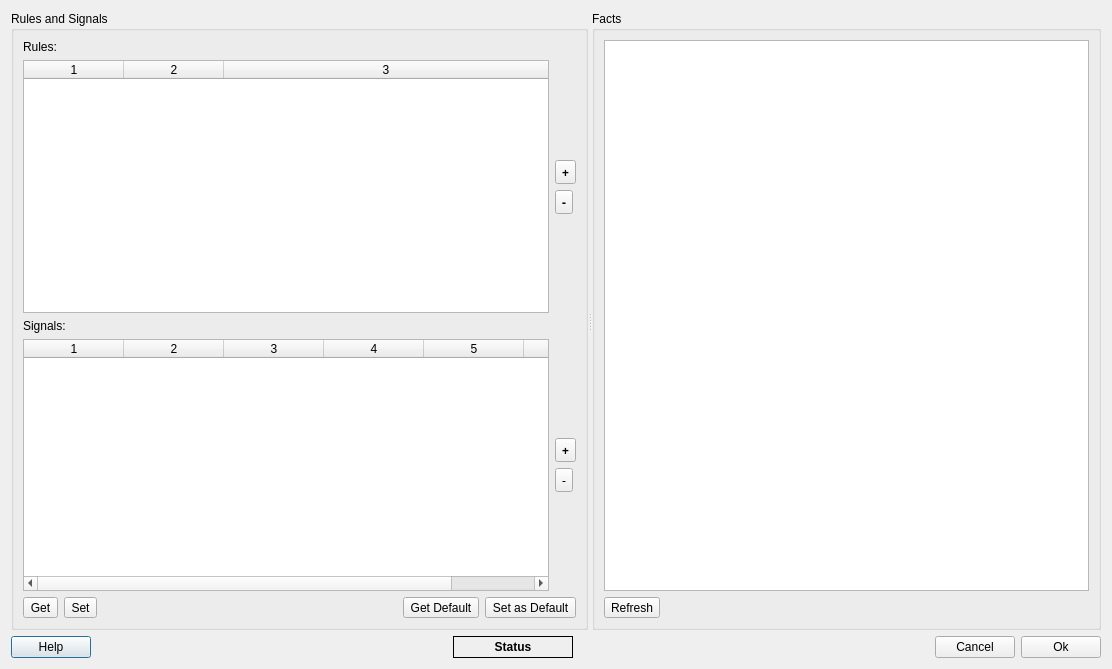
The window that dasmon/client/RuleConfigDialog.ui (ADARA-Neutrons/adara) describes before a commit, drawn with Qt 5.
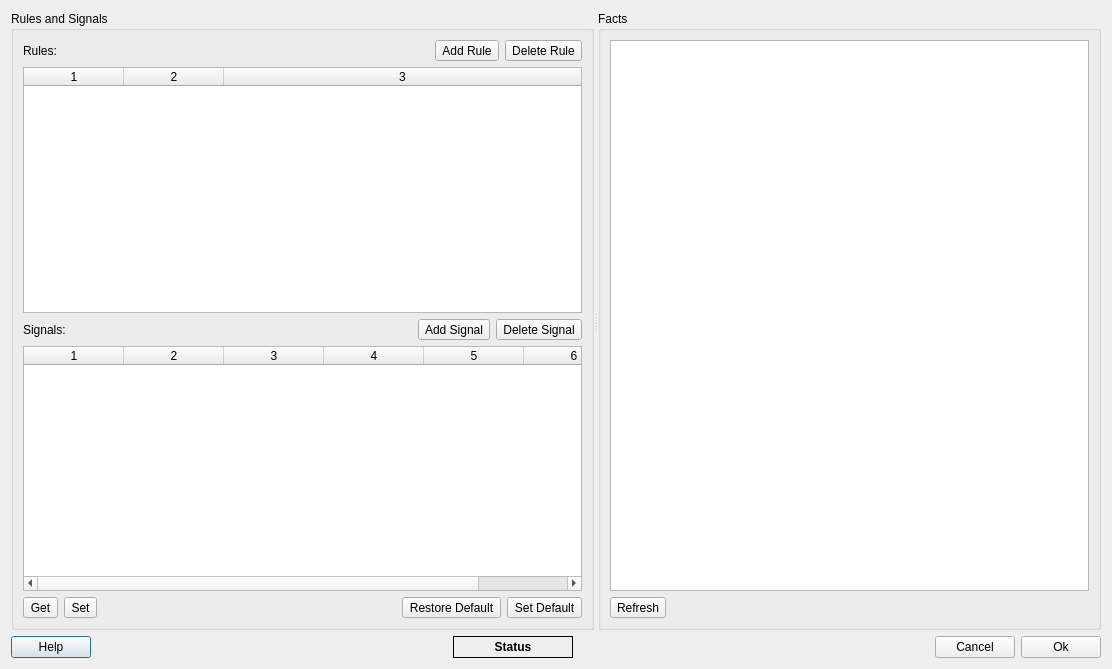
The same window after the commit.

Commit message:
Improvements to rule configuration & maintenance
Can now set and restore default rule configuration.
Improved reliability of rules config tool. Lots of
minor fixes / improvements.

The edit to the form file:
```diff
--- a/dasmon/client/RuleConfigDialog.ui
+++ b/dasmon/client/RuleConfigDialog.ui
@@ -26,7 +26,9 @@
          <property name="title">
           <string>Rules and Signals</string>
          </property>
-         <layout class="QVBoxLayout" name="verticalLayout_7">
+         <layout class="QVBoxLayout" name="verticalLayout">
+          <item>
+           <layout class="QHBoxLayout" name="horizontalLayout_6">
           <item>
            <widget class="QLabel" name="label">
             <property name="text">
@@ -35,49 +37,14 @@
            </widget>
           </item>
           <item>
-           <layout class="QHBoxLayout" name="horizontalLayout_2">
-            <item>
-             <widget class="QTableWidget" name="ruleTable">
-              <property name="alternatingRowColors">
-               <bool>true</bool>
-              </property>
-              <property name="selectionMode">
-               <enum>QAbstractItemView::NoSelection</enum>
-              </property>
-              <property name="selectionBehavior">
-               <enum>QAbstractItemView::SelectRows</enum>
-              </property>
-              <property name="cornerButtonEnabled">
-               <bool>false</bool>
-              </property>
-              <property name="columnCount">
-               <number>3</number>
-              </property>
-              <attribute name="horizontalHeaderHighlightSections">
-               <bool>false</bool>
-              </attribute>
-              <attribute name="horizontalHeaderStretchLastSection">
-               <bool>true</bool>
-              </attribute>
-              <attribute name="verticalHeaderVisible">
-               <bool>false</bool>
-              </attribute>
-              <column/>
-              <column/>
-              <column/>
-             </widget>
-            </item>
-            <item>
-             <layout class="QVBoxLayout" name="verticalLayout_2">
-              <item>
-               <spacer name="verticalSpacer">
+             <spacer name="horizontalSpacer_5">
                 <property name="orientation">
-                 <enum>Qt::Vertical</enum>
+               <enum>Qt::Horizontal</enum>
                 </property>
                 <property name="sizeHint" stdset="0">
                  <size>
-                  <width>20</width>
-                  <height>40</height>
+                <width>40</width>
+                <height>20</height>
                  </size>
                 </property>
                </spacer>
@@ -86,14 +53,13 @@
                <widget class="QToolButton" name="addRuleButton">
                 <property name="font">
                  <font>
-                  <family>Courier 10 Pitch</family>
-                  <weight>75</weight>
-                  <bold>true</bold>
+                <weight>50</weight>
+                <bold>false</bold>
                   <kerning>true</kerning>
                  </font>
                 </property>
                 <property name="text">
-                 <string>+</string>
+               <string>Add Rule</string>
                 </property>
                </widget>
               </item>
@@ -101,37 +67,54 @@
                <widget class="QToolButton" name="removeRuleButton">
                 <property name="font">
                  <font>
-                  <family>Courier 10 Pitch</family>
-                  <weight>75</weight>
-                  <bold>true</bold>
+                <weight>50</weight>
+                <bold>false</bold>
                   <kerning>true</kerning>
                  </font>
                 </property>
                 <property name="text">
-                 <string>-</string>
+               <string>Delete Rule</string>
                 </property>
                 <property name="popupMode">
                  <enum>QToolButton::InstantPopup</enum>
                 </property>
                </widget>
               </item>
+           </layout>
+          </item>
               <item>
-               <spacer name="verticalSpacer_2">
-                <property name="orientation">
-                 <enum>Qt::Vertical</enum>
-                </property>
-                <property name="sizeHint" stdset="0">
-                 <size>
-                  <width>20</width>
-                  <height>40</height>
-                 </size>
-                </property>
-               </spacer>
-              </item>
-             </layout>
-            </item>
-           </layout>
-          </item>
+           <widget class="QTableWidget" name="ruleTable">
+            <property name="alternatingRowColors">
+             <bool>true</bool>
+            </property>
+            <property name="selectionMode">
+             <enum>QAbstractItemView::SingleSelection</enum>
+            </property>
+            <property name="selectionBehavior">
+             <enum>QAbstractItemView::SelectRows</enum>
+            </property>
+            <property name="cornerButtonEnabled">
+             <bool>false</bool>
+            </property>
+            <property name="columnCount">
+             <number>3</number>
+            </property>
+            <attribute name="horizontalHeaderHighlightSections">
+             <bool>false</bool>
+            </attribute>
+            <attribute name="horizontalHeaderStretchLastSection">
+             <bool>true</bool>
+            </attribute>
+            <attribute name="verticalHeaderVisible">
+             <bool>false</bool>
+            </attribute>
+            <column/>
+            <column/>
+            <column/>
+           </widget>
+          </item>
+          <item>
+           <layout class="QHBoxLayout" name="horizontalLayout_5">
           <item>
            <widget class="QLabel" name="label_2">
             <property name="text">
@@ -140,7 +123,46 @@
            </widget>
           </item>
           <item>
-           <layout class="QHBoxLayout" name="horizontalLayout_3">
+             <spacer name="horizontalSpacer_2">
+              <property name="orientation">
+               <enum>Qt::Horizontal</enum>
+              </property>
+              <property name="sizeHint" stdset="0">
+               <size>
+                <width>40</width>
+                <height>20</height>
+               </size>
+              </property>
+             </spacer>
+            </item>
+            <item>
+             <widget class="QToolButton" name="addSignalButton">
+              <property name="font">
+               <font>
+                <weight>50</weight>
+                <bold>false</bold>
+               </font>
+              </property>
+              <property name="text">
+               <string>Add Signal</string>
+              </property>
+             </widget>
+            </item>
+            <item>
+             <widget class="QToolButton" name="removeSignalButton">
+              <property name="font">
+               <font>
+                <weight>50</weight>
+                <bold>false</bold>
+               </font>
+              </property>
+              <property name="text">
+               <string>Delete Signal</string>
+              </property>
+             </widget>
+            </item>
+           </layout>
+          </item>
             <item>
              <widget class="QTableWidget" name="signalTable">
               <property name="alternatingRowColors">
@@ -179,66 +201,6 @@
              </widget>
             </item>
             <item>
-             <layout class="QVBoxLayout" name="verticalLayout">
-              <item>
-               <spacer name="verticalSpacer_3">
-                <property name="orientation">
-                 <enum>Qt::Vertical</enum>
-                </property>
-                <property name="sizeHint" stdset="0">
-                 <size>
-                  <width>20</width>
-                  <height>40</height>
-                 </size>
-                </property>
-               </spacer>
-              </item>
-              <item>
-               <widget class="QToolButton" name="addSignalButton">
-                <property name="font">
-                 <font>
-                  <family>Courier 10 Pitch</family>
-                  <weight>75</weight>
-                  <bold>true</bold>
-                 </font>
-                </property>
-                <property name="text">
-                 <string>+</string>
-                </property>
-               </widget>
-              </item>
-              <item>
-               <widget class="QToolButton" name="removeSignalButton">
-                <property name="font">
-                 <font>
-                  <family>Courier 10 Pitch</family>
-                  <weight>50</weight>
-                  <bold>false</bold>
-                 </font>
-                </property>
-                <property name="text">
-                 <string>-</string>
-                </property>
-               </widget>
-              </item>
-              <item>
-               <spacer name="verticalSpacer_4">
-                <property name="orientation">
-                 <enum>Qt::Vertical</enum>
-                </property>
-                <property name="sizeHint" stdset="0">
-                 <size>
-                  <width>20</width>
-                  <height>40</height>
-                 </size>
-                </property>
-               </spacer>
-              </item>
-             </layout>
-            </item>
-           </layout>
-          </item>
-          <item>
            <layout class="QHBoxLayout" name="horizontalLayout_4">
             <item>
              <widget class="QToolButton" name="getCfgButton">
@@ -270,14 +232,14 @@
             <item>
              <widget class="QToolButton" name="restoreDefCfgButton">
               <property name="text">
-               <string>Get Default</string>
+               <string>Restore Default</string>
               </property>
              </widget>
             </item>
             <item>
              <widget class="QToolButton" name="setDefCfgButton">
               <property name="text">
-               <string>Set as Default</string>
+               <string>Set Default</string>
               </property>
              </widget>
             </item>
```
Left out of the diff: 126 changed lines with no effect on the pictures. Lines whose indentation alone changed are shown as unchanged. The commit also changes 13 other files.
